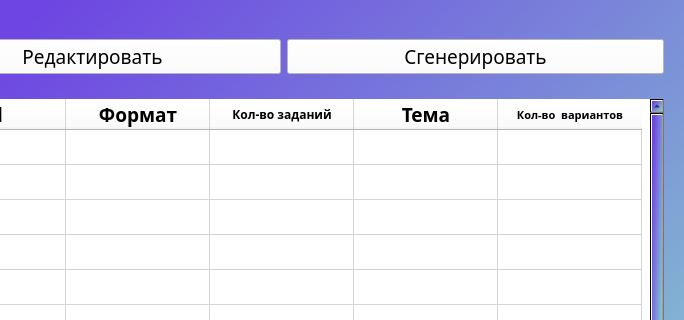
Above: ui/recent_files.ui from GoptarEA/QtProjectYandex before the change; both pictures show x 116 to 800 and y 0 to 320 of the 800 by 600 pixel window. Below: the same form after it.
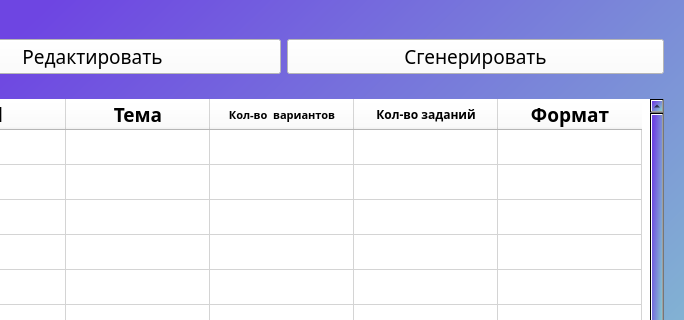
That is the form after the change.

Patch:
```diff
--- a/ui/recent_files.ui
+++ b/ui/recent_files.ui
@@ -188,31 +188,6 @@
         </font>
        </property>
       </column>
-      <column>
-       <property name="text">
-        <string>Формат</string>
-       </property>
-       <property name="font">
-        <font>
-         <family>Play</family>
-         <pointsize>14</pointsize>
-         <weight>75</weight>
-         <bold>true</bold>
-        </font>
-       </property>
-      </column>
-      <column>
-       <property name="text">
-        <string>Кол-во заданий</string>
-       </property>
-       <property name="font">
-        <font>
-         <family>Play</family>
-         <weight>75</weight>
-         <bold>true</bold>
-        </font>
-       </property>
-      </column>
       <column>
        <property name="text">
         <string>Тема</string>
@@ -239,6 +214,31 @@
         </font>
        </property>
       </column>
+      <column>
+       <property name="text">
+        <string>Кол-во заданий</string>
+       </property>
+       <property name="font">
+        <font>
+         <family>Play</family>
+         <weight>75</weight>
+         <bold>true</bold>
+        </font>
+       </property>
+      </column>
+      <column>
+       <property name="text">
+        <string>Формат</string>
+       </property>
+       <property name="font">
+        <font>
+         <family>Play</family>
+         <pointsize>14</pointsize>
+         <weight>75</weight>
+         <bold>true</bold>
+        </font>
+       </property>
+      </column>
      </widget>
     </item>
     <item>
```
